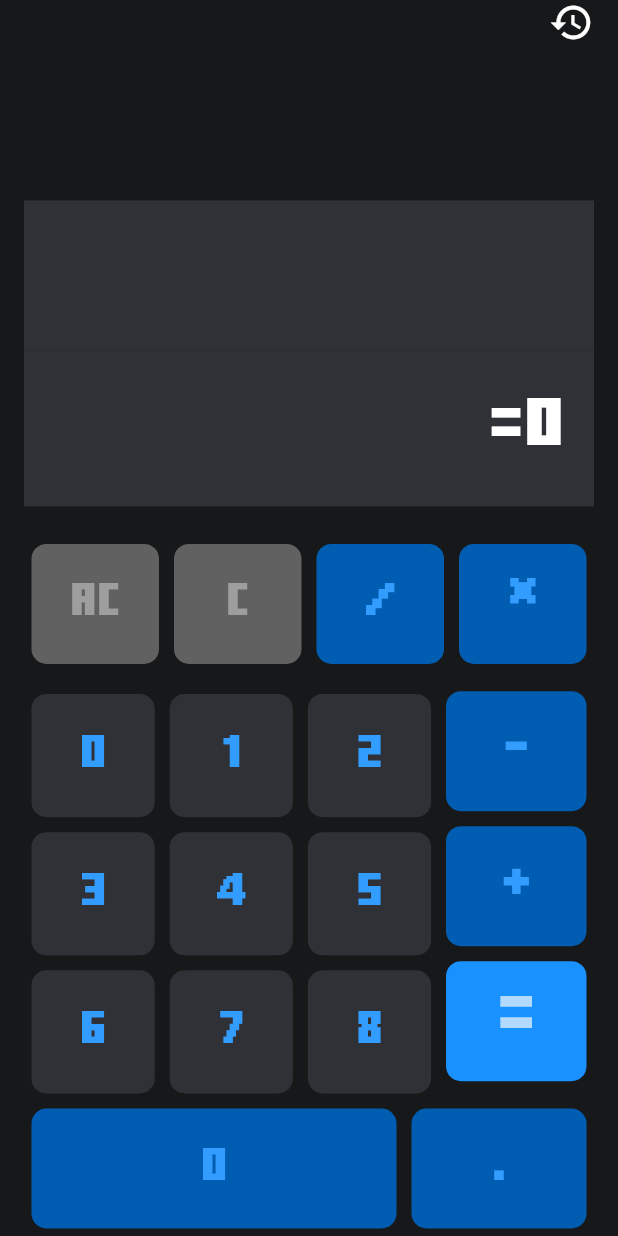
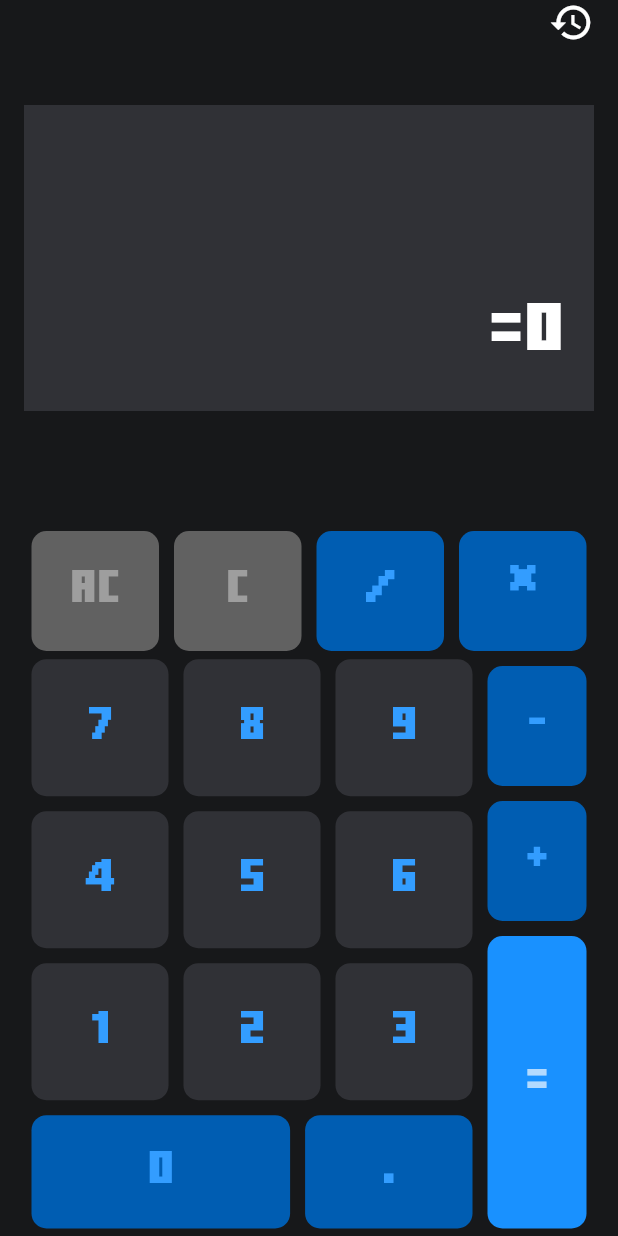
Before and after one commit to alphabetic100/riverpod_calculator_app, a Flutter app: the screen it shows after launch, on a phone screen of 412 x 824 dp. Run offline on Flutter 3.47's test engine with Material 3 defaults, Android fonts, the phone set to English and light mode, and no system bars; our stand-ins replace go_router.

Commit message:
refector keypad flexibility

```diff
--- a/lib/src/feature/home/presentation/view/home_screen.dart
+++ b/lib/src/feature/home/presentation/view/home_screen.dart
@@ -36,9 +36,9 @@ class HomeScreen extends StatelessWidget {
                   // Calculator view
                 ],
               ),
-              const Spacer(),
+
               const InputField(),
-
+              Expanded(child: Container()),
               SizedBox.fromSize(size: const Size.fromHeight(20)),
               const Row(
                 children: [
@@ -77,40 +77,27 @@ class HomeScreen extends StatelessWidget {
                   ),
                 ],
               ),
-              const Row(
+
+              const Expanded(
+                flex: 7,
+                child: Row(
                   children: [
-                  Expanded(flex: 8, child: NumberPad()),
+                    Expanded(
+                      flex: 8,
+                      child: Column(
+                        mainAxisSize: MainAxisSize.min,
+                        children: [
+                          Expanded(flex: 7, child: NumberPad()),
+
+                          //Bottom buttons
+                          Expanded(
+                            flex: 2,
+
+                            child: Row(
+                              mainAxisSize: MainAxisSize.min,
+                              children: [
                                 Expanded(
                                   flex: 3,
-                    child: Column(
-                      children: [
-                        ActionButton(
-                          text: "-",
-                          color: AppColors.deepBlue,
-                          textColor: AppColors.lightBlue,
-                          fontSize: 40,
-                        ),
-                        ActionButton(
-                          text: "+",
-                          color: AppColors.deepBlue,
-                          textColor: AppColors.lightBlue,
-                          fontSize: 40,
-                        ),
-                        ActionButton(
-                          text: "=",
-                          color: Color(0xFF1991FF),
-                          textColor: Color(0xFFB2DAFF),
-                          fontSize: 50,
-                        ),
-                      ],
-                    ),
-                  ),
-                ],
-              ),
-              const Row(
-                children: [
-                  Expanded(
-                    flex: 4,
                                   child: ActionButton(
                                     text: "0",
                                     color: AppColors.deepBlue,
@@ -127,6 +114,40 @@ class HomeScreen extends StatelessWidget {
                                 ),
                               ],
                             ),
+                          ),
+                        ],
+                      ),
+                    ),
+
+                    //Side buttons
+                    Expanded(
+                      flex: 2,
+                      child: Column(
+                        children: [
+                          ActionButton(
+                            text: "-",
+                            color: AppColors.deepBlue,
+                            textColor: AppColors.lightBlue,
+                          ),
+                          ActionButton(
+                            text: "+",
+                            color: AppColors.deepBlue,
+                            textColor: AppColors.lightBlue,
+                          ),
+                          Expanded(
+                            flex: 2,
+                            child: ActionButton(
+                              text: "=",
+                              color: Color(0xFF1991FF),
+                              textColor: Color(0xFFB2DAFF),
+                            ),
+                          ),
+                        ],
+                      ),
+                    ),
+                  ],
+                ),
+              ),
             ],
           ),
         ),
--- a/lib/src/feature/home/presentation/widget/number_pad.dart
+++ b/lib/src/feature/home/presentation/widget/number_pad.dart
@@ -12,6 +12,7 @@ class NumberPad extends StatelessWidget {
       shrinkWrap: true,
       physics: const NeverScrollableScrollPhysics(),
       itemCount: 9,
+      reverse: true,
       padding: const EdgeInsets.only(top: 10),
       // gridDelegate: const SliverGridDelegateWithFixedCrossAxisCount(
       //   crossAxisCount: 4,
@@ -36,7 +37,7 @@ class NumberPad extends StatelessWidget {
             ),
             child: Center(
               child: Text(
-                index.toString(),
+                (index + 1).toString(),
                 style: const TextStyle(
                   color: AppColors.lightBlue,
                   fontSize: 30,
```
Also changed, not shown: 4 other files. Lines whose indentation alone changed are shown as unchanged.
